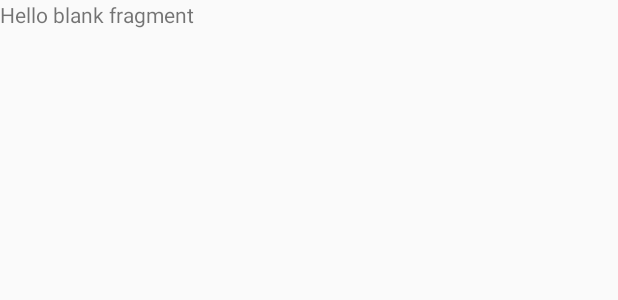
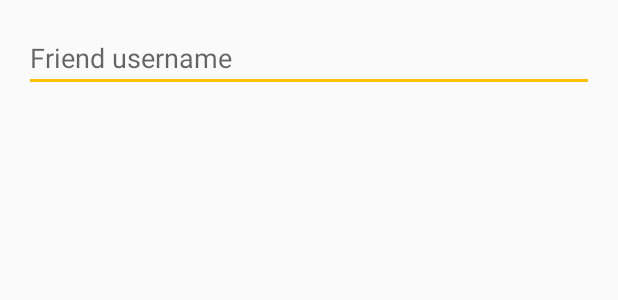
Before and after one commit to FilippoVajana/MobileComputing-AndroidLocationsApp, an Android app: the layout fragment_friend_add.xml on its own in the app's theme, with its tools: preview values and no code run, on a phone screen of 412 x 824 dp. Shown: the top 300 px of the screen. Run offline under Robolectric (Android 15) with nearby library versions, the phone set to English and light mode, and no system bars.

Commit message:
add fragment layout

```diff
--- a/app/src/main/res/layout/fragment_friend_add.xml
+++ b/app/src/main/res/layout/fragment_friend_add.xml
@@ -1,14 +1,33 @@
 <?xml version="1.0" encoding="utf-8"?>
-<FrameLayout xmlns:android="http://schemas.android.com/apk/res/android"
+<android.support.design.widget.CoordinatorLayout xmlns:android="http://schemas.android.com/apk/res/android"
     xmlns:tools="http://schemas.android.com/tools"
     android:layout_width="match_parent"
     android:layout_height="match_parent"
     tools:context=".fragment.FriendAddFragment">
 
-    <!-- TODO: Update blank fragment layout -->
-    <TextView
+    <RelativeLayout
+        android:id="@+id/container"
         android:layout_width="match_parent"
         android:layout_height="match_parent"
-        android:text="@string/hello_blank_fragment" />
+        android:paddingVertical="@dimen/activity_vertical_margin"
+        android:paddingHorizontal="@dimen/activity_horizontal_margin">
 
-</FrameLayout>
+        <EditText
+            android:id="@+id/searchText"
+            android:layout_width="match_parent"
+            android:layout_height="wrap_content"
+            android:layout_alignParentTop="true"
+            android:hint="Friend username"/>
+
+        <ListView
+            android:id="@+id/resultListView"
+            android:layout_width="match_parent"
+            android:layout_height="wrap_content"
+            android:layout_below="@id/searchText">
+
+        </ListView>
+
+
+    </RelativeLayout>
+
+</android.support.design.widget.CoordinatorLayout>
```
